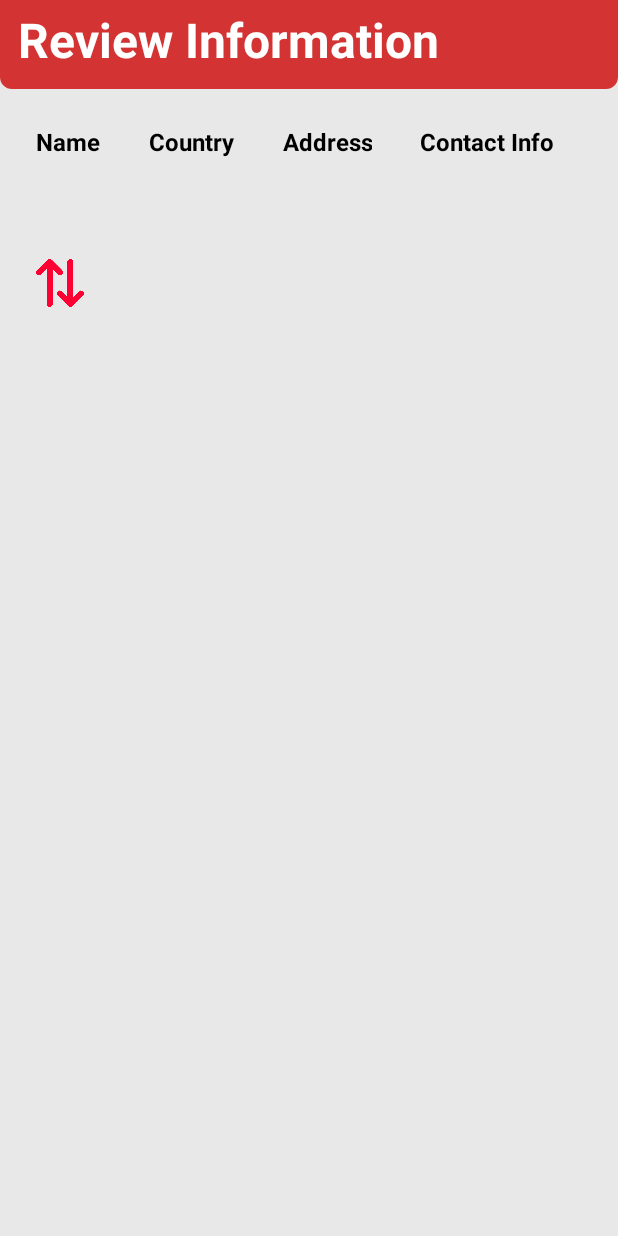
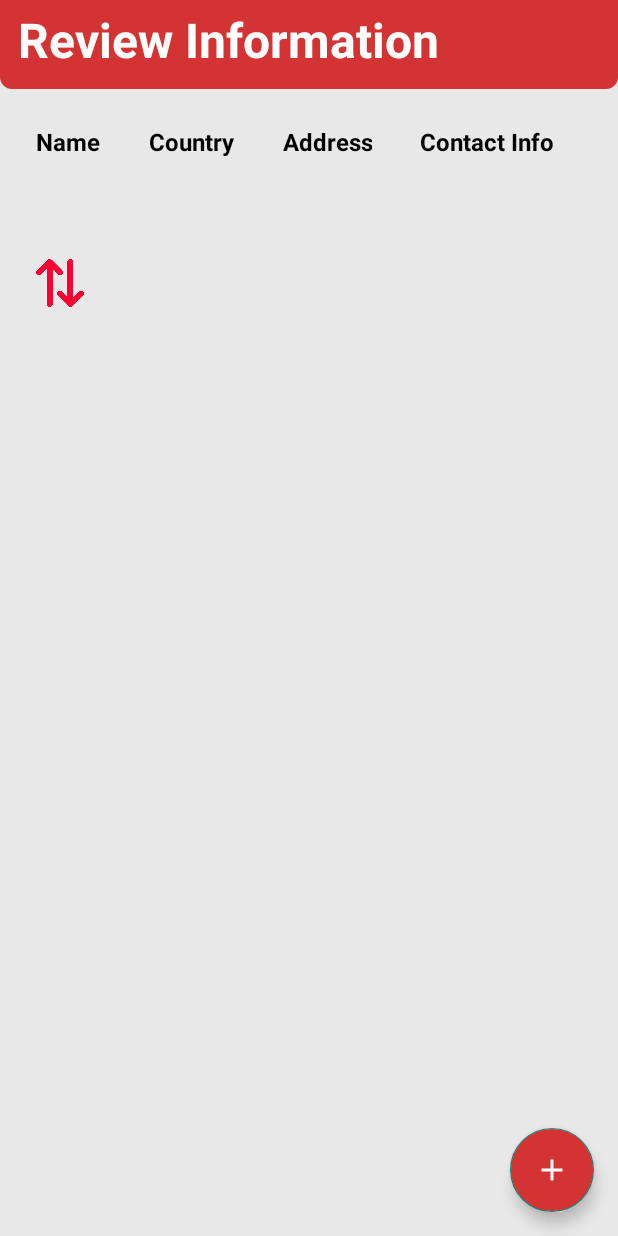
Before and after one commit to jawadshahid07/SMDAssignment1, an Android app: the ReviewInfoActivity screen opened directly, with no data from a screen before it, on a phone screen of 412 x 824 dp. Run offline under Robolectric (Android 15) with nearby library versions, the light colour scheme and no system bars.

Commit message:
added FAB - completed assignment

```diff
--- a/app/src/main/java/com/example/smdassignment1/ReviewInfoActivity.java
+++ b/app/src/main/java/com/example/smdassignment1/ReviewInfoActivity.java
@@ -4,6 +4,8 @@ import android.content.Intent;
 import android.os.Bundle;
 import android.widget.TextView;
 import androidx.appcompat.app.AppCompatActivity;
+
+import com.google.android.material.floatingactionbutton.FloatingActionButton;
 
 public class ReviewInfoActivity extends AppCompatActivity {
 
@@ -42,5 +44,14 @@ public class ReviewInfoActivity extends AppCompatActivity {
         tvReceiverCountry.setText(receiverCountry);
         tvReceiverAddress.setText(receiverAddress);
         tvReceiverContact.setText(receiverContact);
+
+        // use hook to get the FAB
+        FloatingActionButton fabBackToSender = findViewById(R.id.fabBackToSender);
+
+        // set up click listener for FAB to go to sender info activity
+        fabBackToSender.setOnClickListener(v -> {
+            Intent i = new Intent(ReviewInfoActivity.this, SenderInfoFormActivity.class);
+            startActivity(i);
+        });
     }
 }
--- /dev/null
+++ b/app/src/main/res/drawable/ic_add.xml
@@ -0,0 +1,9 @@
+<vector xmlns:android="http://schemas.android.com/apk/res/android"
+    android:width="48dp"
+    android:height="48dp"
+    android:viewportWidth="24"
+    android:viewportHeight="24">
+<path
+android:fillColor="@android:color/white"
+android:pathData="M19,13h-6v6h-2v-6H5v-2h6V5h2v6h6v2z"/>
+    </vector>
--- a/app/src/main/res/layout/activity_review_info.xml
+++ b/app/src/main/res/layout/activity_review_info.xml
@@ -157,4 +157,15 @@
             android:layout_margin="16dp"/>
     </GridLayout>
 
+    <com.google.android.material.floatingactionbutton.FloatingActionButton
+        android:id="@+id/fabBackToSender"
+        android:layout_width="wrap_content"
+        android:layout_height="wrap_content"
+        android:layout_margin="16dp"
+        android:backgroundTint="@color/red"
+        android:src="@drawable/ic_add"
+        app:fabSize="normal"
+        app:layout_constraintBottom_toBottomOf="parent"
+        app:layout_constraintEnd_toEndOf="parent"/>
+
     </androidx.constraintlayout.widget.ConstraintLayout>
```
